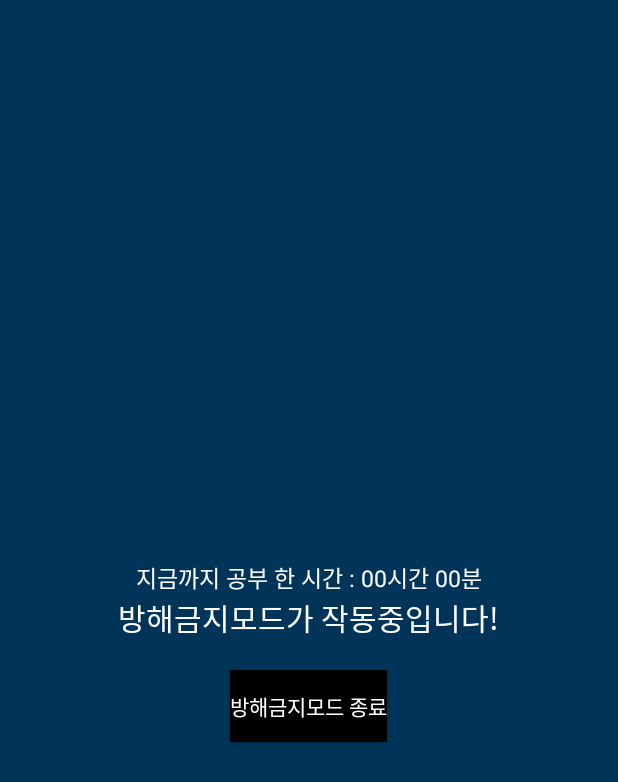
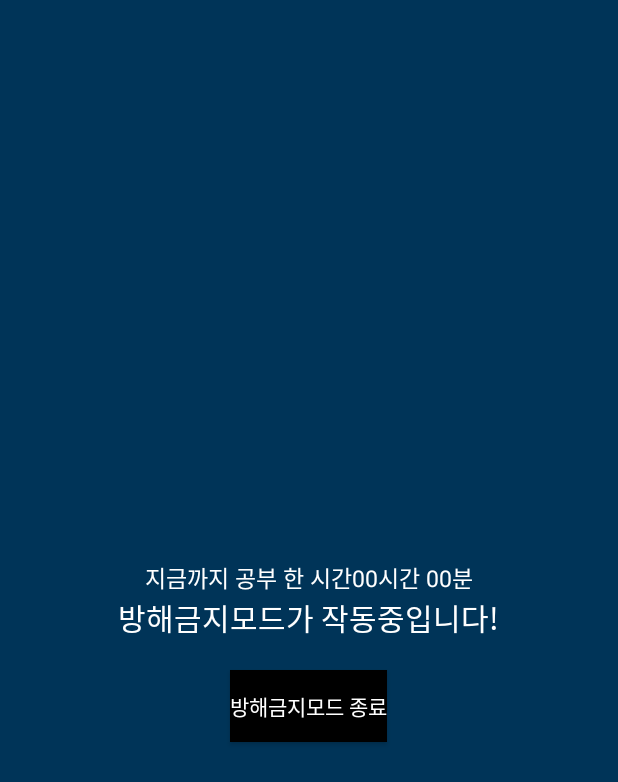
Before and after one commit to swj9707/2020_DM_Term, an Android app: the layout activity_restrict.xml on its own in the app's theme, with its tools: preview values and no code run, on a phone screen of 412 x 824 dp. Shown: the top 782 px of the screen. Run offline under Robolectric (Android 15) with nearby library versions, the phone set to English and light mode, and no system bars.

Commit message:
방해금지모드

```diff
--- a/app/src/main/res/layout/activity_restrict.xml
+++ b/app/src/main/res/layout/activity_restrict.xml
@@ -6,18 +6,36 @@
         android:layout_height="match_parent"
         android:background="#003458"
         >
-    <TextView
-            android:id="@+id/Timer"
+    <LinearLayout
             android:layout_width="wrap_content"
             android:layout_height="wrap_content"
-            android:text="지금까지 공부 한 시간 : 00시간 00분"
-            android:layout_above="@+id/restrict_title"
-            android:textSize="15sp"
             android:layout_centerInParent="true"
-            android:textColor="@android:color/white"
-            >
-
-    </TextView>
+            android:id="@+id/TimerString"
+            android:orientation="horizontal"
+            android:layout_above="@+id/restrict_title">
+        <TextView
+                android:id="@+id/Timer1"
+                android:layout_width="wrap_content"
+                android:layout_height="wrap_content"
+                android:text="지금까지 공부 한 시간"
+                android:layout_above="@+id/restrict_title"
+                android:textSize="15sp"
+                android:layout_weight="1"
+                android:textColor="@android:color/white"
+        >
+        </TextView>
+        <TextView
+                android:id="@+id/Timer2"
+                android:layout_width="wrap_content"
+                android:layout_height="wrap_content"
+                android:text="00시간 00분"
+                android:layout_above="@+id/restrict_title"
+                android:textSize="15sp"
+                android:layout_weight="1"
+                android:textColor="@android:color/white"
+        >
+        </TextView>
+    </LinearLayout>
     <TextView
             android:id="@+id/restrict_title"
             android:layout_width="wrap_content"
```
Also changed, not shown: app/src/main/java/com/example/a2020_dm_term/DMApp/Planner/RestrictActivity.java (+104 -1 lines).
